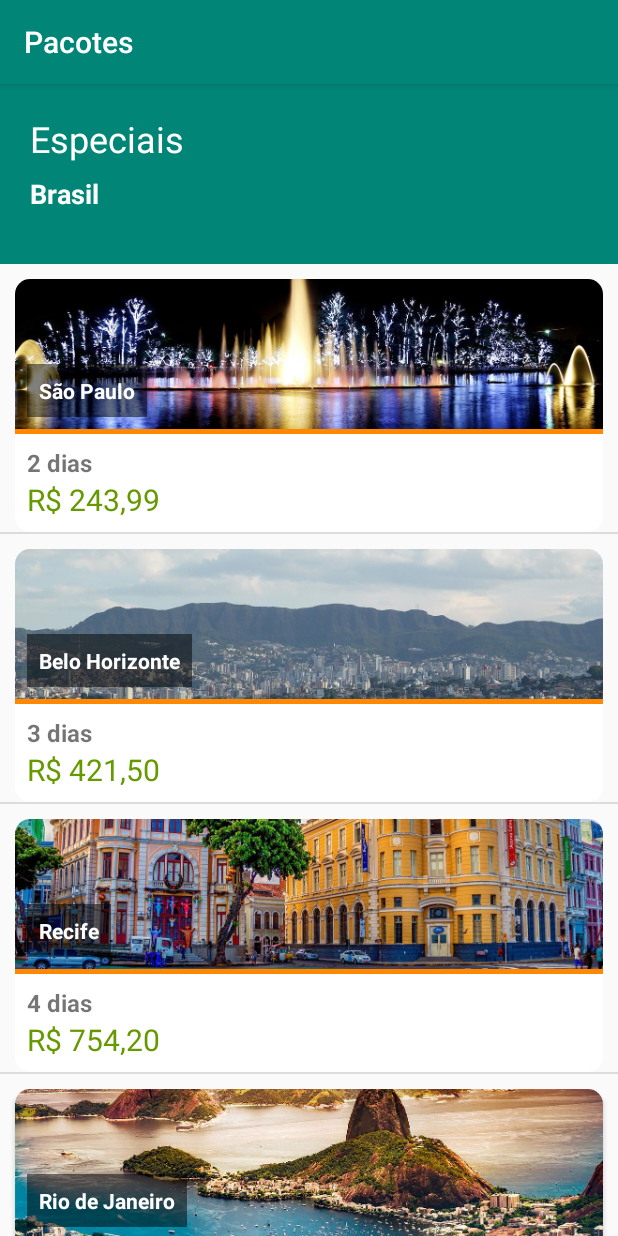
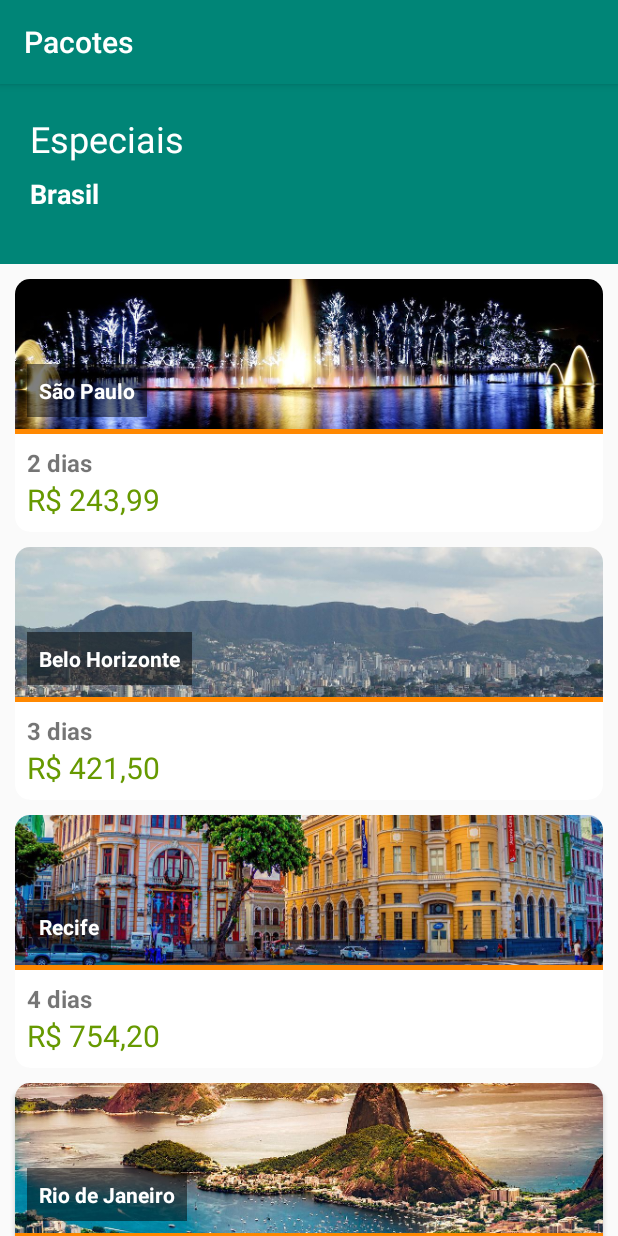
Before and after one commit to maycon3/viajemAPP, an Android app: the screen it shows after launch (ListaPacotesActivity), on a phone screen of 412 x 824 dp. Run offline under Robolectric (Android 15) with nearby library versions, the phone set to English and light mode, and no system bars.

Commit message:
Refatorando o layout da activity

```diff
--- a/app/src/main/res/layout/activity_lista_pacotes.xml
+++ b/app/src/main/res/layout/activity_lista_pacotes.xml
@@ -7,34 +7,35 @@
     tools:context=".ui.activity.ListaPacotesActivity">
 
     <ImageView
-        android:id="@+id/imageView"
+        android:id="@+id/item_pacotes_banner_inicial"
         android:layout_width="0dp"
         android:layout_height="120dp"
         app:layout_constraintBottom_toBottomOf="parent"
         app:layout_constraintEnd_toEndOf="parent"
+        app:layout_constraintHorizontal_bias="0.0"
         app:layout_constraintStart_toStartOf="parent"
         app:layout_constraintTop_toTopOf="parent"
         app:layout_constraintVertical_bias="0.0"
         app:srcCompat="@color/colorPrimary" />
 
     <TextView
-        android:id="@+id/textView"
+        android:id="@+id/item_pacotes_especiais"
         android:layout_width="wrap_content"
         android:layout_height="wrap_content"
         android:layout_margin="20dp"
         android:text="Especiais"
         android:textColor="@android:color/white"
         android:textSize="24sp"
-        app:layout_constraintBottom_toBottomOf="parent"
-        app:layout_constraintEnd_toEndOf="parent"
+        app:layout_constraintBottom_toBottomOf="@id/item_pacotes_banner_inicial"
+        app:layout_constraintEnd_toEndOf="@+id/item_pacotes_banner_inicial"
         app:layout_constraintHorizontal_bias="0.0"
-        app:layout_constraintStart_toStartOf="parent"
-        app:layout_constraintTop_toTopOf="parent"
+        app:layout_constraintStart_toStartOf="@+id/item_pacotes_banner_inicial"
+        app:layout_constraintTop_toTopOf="@id/item_pacotes_banner_inicial"
         app:layout_constraintVertical_bias="0.0"
         />
 
     <TextView
-        android:id="@+id/textView2"
+        android:id="@+id/item_pacotes_pais"
         android:layout_width="wrap_content"
         android:layout_height="wrap_content"
         android:layout_marginTop="8dp"
@@ -42,17 +43,19 @@
         android:textColor="@android:color/white"
         android:textSize="18sp"
         android:textStyle="bold"
-        app:layout_constraintStart_toStartOf="@+id/textView"
-        app:layout_constraintTop_toBottomOf="@+id/textView" />
+        app:layout_constraintStart_toStartOf="@+id/item_pacotes_especiais"
+        app:layout_constraintTop_toBottomOf="@+id/item_pacotes_especiais" />
 
     <ListView
         android:id="@+id/item_pacotes_listview"
         android:layout_width="0dp"
         android:layout_height="0dp"
         tools:listitem="@layout/item_pacote"
+        android:divider="@null"
+        android:dividerHeight="0dp"
         app:layout_constraintStart_toStartOf="parent"
         app:layout_constraintEnd_toEndOf="parent"
-        app:layout_constraintTop_toBottomOf="@id/imageView"
+        app:layout_constraintTop_toBottomOf="@id/item_pacotes_banner_inicial"
         app:layout_constraintBottom_toBottomOf="parent"
         />
 
```
